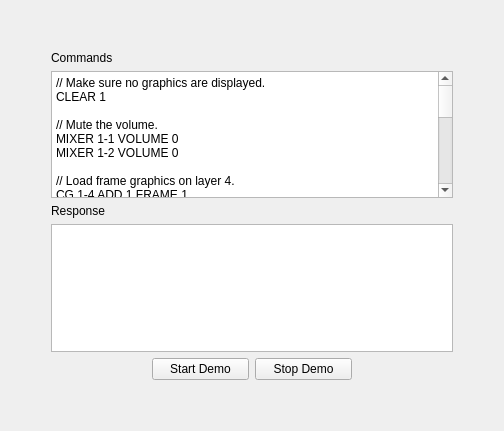
Above: Widgets/FrameWidget.ui from IainCole/Client before the change. Below: the same form after it.
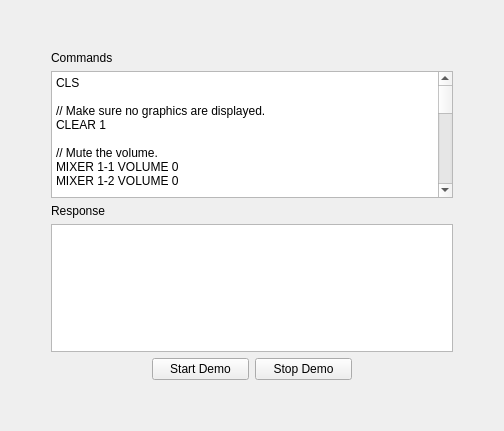
That is the form after the change.

Diff of the .ui file:
```diff
--- a/Widgets/FrameWidget.ui
+++ b/Widgets/FrameWidget.ui
@@ -95,7 +95,9 @@
           <bool>true</bool>
          </property>
          <property name="plainText">
-          <string>// Make sure no graphics are displayed.
+          <string>CLS
+
+// Make sure no graphics are displayed.
 CLEAR 1
 
 // Mute the volume.
@@ -112,10 +114,10 @@
 MIXER 1-2 FILL_RECT 0.07 0.25 0.42 0.42
 
 // Load deinterlaced video on layer 1.
-PLAY 1-1 CG1080i50 FILTER YADIF=0:-1 MIX 125 LOOP
+PLAY 1-1 CG1080i50 FILTER YADIF=0:-1 SLIDE 100 easeoutelastic LEFT LOOP
 
 // Load video on layer 2.
-PLAY 1-2 GO1080p25 MIX 125 LOOP
+PLAY 1-2 GO1080p25 SLIDE 100 easeoutelastic RIGHT LOOP
 
 // Fade up the volume.
 MIXER 1-1 VOLUME 1 25 linear
```
